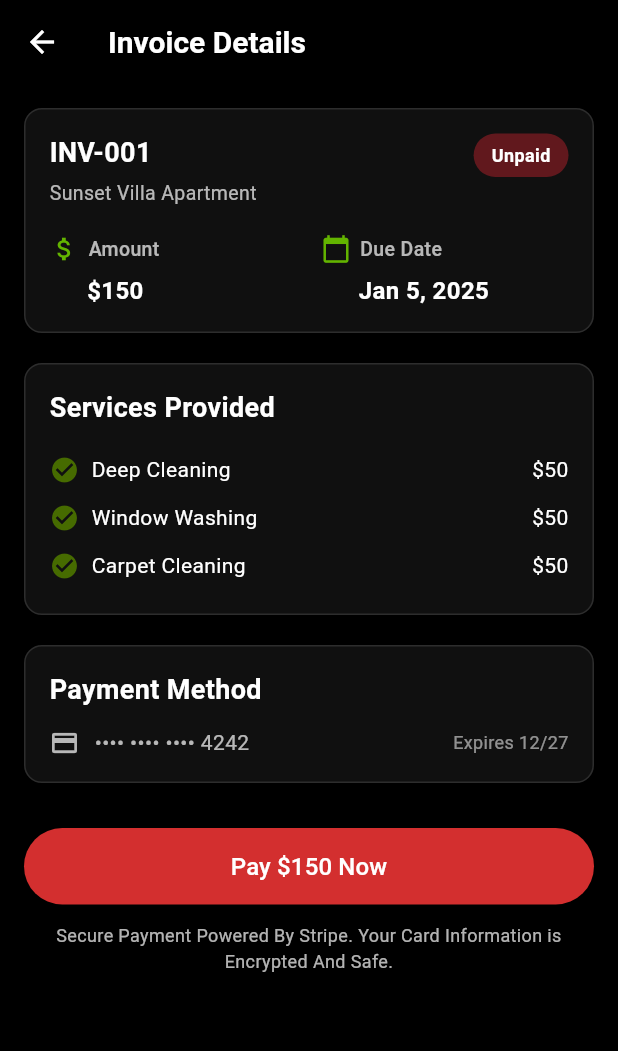
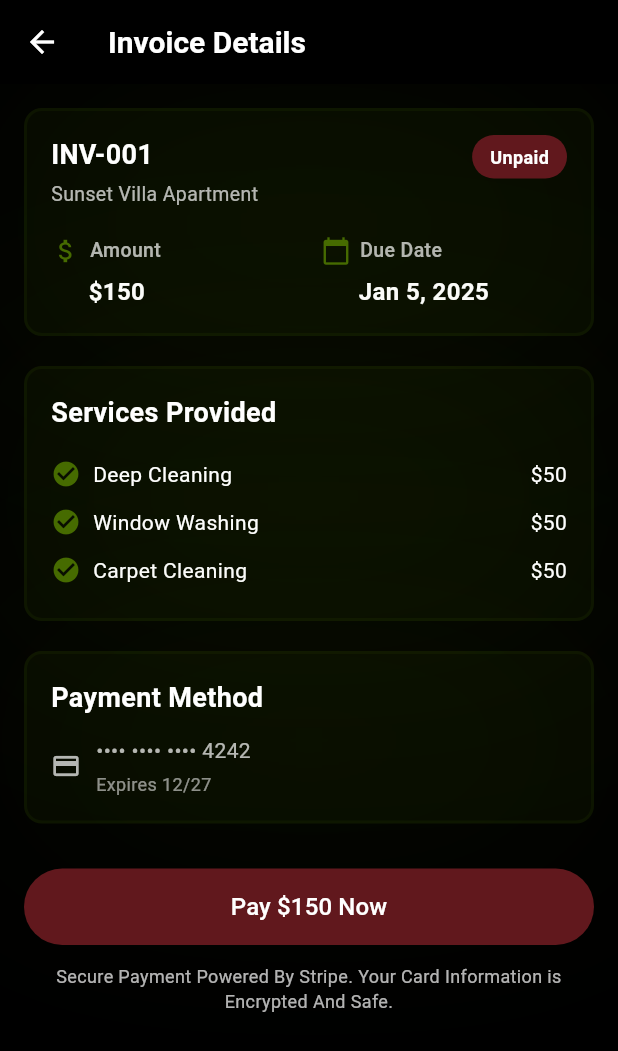
Before and after one commit to abdulrehman104/Outdoors-Mobile-App, a Flutter app: the InvoiceDetailScreen screen opened directly, on a phone screen of 412 x 824 dp. Shown: the top 1051 px of the screen. Run offline on Flutter 3.47's test engine with Material 3 defaults, Android fonts, the phone set to English and light mode, and no system bars; our stand-ins replace dio, flutter_secure_storage, shared_preferences; accounts and stored records are empty; project files that could hold a hidden picture were left out.

Commit message:
changes to invoice deatils

```diff
--- a/lib/features/customer/invoices/view/invoice_detail.dart
+++ b/lib/features/customer/invoices/view/invoice_detail.dart
@@ -6,7 +6,7 @@ class InvoiceDetailScreen extends StatelessWidget {
   final String amount; // e.g. "$150"
   final String dueDate; // e.g. "Jan 5, 2025"
   final String status; // e.g. "Unpaid" | "Paid"
-  final Color statusColor; // e.g. Colors.red or Colors.green
+  final Color statusColor; // e.g. Color(0xFF61181D) or Color(0xFF466B00)
 
   const InvoiceDetailScreen({
     super.key,
@@ -36,17 +36,18 @@ class InvoiceDetailScreen extends StatelessWidget {
         child: Column(
           crossAxisAlignment: CrossAxisAlignment.start,
           children: [
-            // ===== Header Card (matches screenshot) =====
+            // ===== Header Card =====
             Container(
               padding: const EdgeInsets.all(16),
               decoration: BoxDecoration(
-                color: const Color(0xFF101010),
+                color: const Color(0x14466B00), // Match InvoicesScreen
                 borderRadius: BorderRadius.circular(12),
-                border: Border.all(color: Colors.white12, width: 1),
+                border: Border.all(color: const Color(0x1A466B00), width: 2),
                 boxShadow: const [
                   BoxShadow(
-                    color: Colors.black26,
-                    blurRadius: 8,
+                    color: Color(0x1A466B00),
+                    blurRadius: 300,
+                    spreadRadius: 2,
                     offset: Offset(0, 2),
                   ),
                 ],
@@ -100,13 +101,10 @@ class InvoiceDetailScreen extends StatelessWidget {
                       ),
                     ],
                   ),
-
                   const SizedBox(height: 18),
-
-                  // Bottom: two columns -> Amount (label above value) & Due Date (label above value)
+                  // Bottom: two columns -> Amount & Due Date
                   Row(
                     children: [
-                      // Amount column
                       Expanded(
                         child: _buildLabeledStat(
                           icon: Icons.attach_money,
@@ -115,7 +113,6 @@ class InvoiceDetailScreen extends StatelessWidget {
                         ),
                       ),
                       const SizedBox(width: 16),
-                      // Due date column
                       Expanded(
                         child: _buildLabeledStat(
                           icon: Icons.calendar_today,
@@ -128,20 +125,19 @@ class InvoiceDetailScreen extends StatelessWidget {
                 ],
               ),
             ),
-
             const SizedBox(height: 20),
-
             // ===== Services Provided =====
             Container(
               padding: const EdgeInsets.all(16),
               decoration: BoxDecoration(
-                color: const Color(0xFF101010),
+                color: const Color(0x14466B00), // Match InvoicesScreen
                 borderRadius: BorderRadius.circular(12),
-                border: Border.all(color: Colors.white12, width: 1),
+                border: Border.all(color: const Color(0x1A466B00), width: 2),
                 boxShadow: const [
                   BoxShadow(
-                    color: Colors.black26,
-                    blurRadius: 8,
+                    color: Color(0x1A466B00),
+                    blurRadius: 300,
+                    spreadRadius: 2,
                     offset: Offset(0, 2),
                   ),
                 ],
@@ -164,28 +160,27 @@ class InvoiceDetailScreen extends StatelessWidget {
                 ],
               ),
             ),
-
             const SizedBox(height: 20),
-
             // ===== Payment Method =====
             Container(
               padding: const EdgeInsets.all(16),
               decoration: BoxDecoration(
-                color: const Color(0xFF101010),
+                color: const Color(0x14466B00), // Match InvoicesScreen
                 borderRadius: BorderRadius.circular(12),
-                border: Border.all(color: Colors.white12, width: 1),
+                border: Border.all(color: const Color(0x1A466B00), width: 2),
                 boxShadow: const [
                   BoxShadow(
-                    color: Colors.black26,
-                    blurRadius: 8,
+                    color: Color(0x1A466B00),
+                    blurRadius: 300,
+                    spreadRadius: 2,
                     offset: Offset(0, 2),
                   ),
                 ],
               ),
               child: Column(
                 crossAxisAlignment: CrossAxisAlignment.start,
-                children: const [
-                  Text(
+                children: [
+                  const Text(
                     'Payment Method',
                     style: TextStyle(
                       color: Colors.white,
@@ -193,16 +188,19 @@ class InvoiceDetailScreen extends StatelessWidget {
                       fontWeight: FontWeight.w600,
                     ),
                   ),
-                  SizedBox(height: 12),
+                  const SizedBox(height: 12),
                   Row(
                     children: [
-                      Icon(Icons.credit_card, color: Colors.white70, size: 20),
-                      SizedBox(width: 10),
+                      const Icon(Icons.credit_card, color: Colors.white70, size: 20),
+                      const SizedBox(width: 10),
+                      Column(
+                        crossAxisAlignment: CrossAxisAlignment.start,
+                        children: const [
                           Text(
                             '•••• •••• •••• 4242',
                             style: TextStyle(color: Colors.white70, fontSize: 14),
                           ),
-                      Spacer(),
+                          SizedBox(height: 4),
                           Text(
                             'Expires 12/27',
                             style: TextStyle(color: Colors.white54, fontSize: 12),
@@ -211,10 +209,10 @@ class InvoiceDetailScreen extends StatelessWidget {
                       ),
                     ],
                   ),
+                ],
               ),
-
+            ),
             const SizedBox(height: 30),
-
             // ===== Pay Button =====
             SizedBox(
               width: double.infinity,
@@ -222,8 +220,8 @@ class InvoiceDetailScreen extends StatelessWidget {
                 onPressed: status == 'Paid' ? null : () {},
                 style: ElevatedButton.styleFrom(
                   backgroundColor: status == 'Unpaid'
-                      ? const Color(0xFFD32F2F) // Red for Unpaid
-                      : const Color(0xFF388E3C), // Green for Paid
+                      ? const Color(0xFF61181D) // Match InvoicesScreen unpaid color
+                      : const Color(0xFF466B00), // Match InvoicesScreen paid color
                   padding: const EdgeInsets.symmetric(
                     horizontal: 20,
                     vertical: 14,
@@ -238,9 +236,7 @@ class InvoiceDetailScreen extends StatelessWidget {
                 ),
               ),
             ),
-
             const SizedBox(height: 12),
-
             const Center(
               child: Text(
                 'Secure Payment Powered By Stripe. Your Card Information is Encrypted And Safe.',
@@ -257,21 +253,16 @@ class InvoiceDetailScreen extends StatelessWidget {
     );
   }
 
-  // ===== small helper: label above value, with green icon =====
+  // ===== Helper: Label above value, with green icon =====
   Widget _buildLabeledStat({
     required IconData icon,
     required String label,
     required String value,
   }) {
-    const green = Color(0xFF63B400); // soft green like screenshot
+    const green = Color(0xFF466B00); // Match InvoicesScreen green
     return Column(
       crossAxisAlignment: CrossAxisAlignment.start,
       children: [
-        Row(
-          children: const [
-            Icon(Icons.circle, size: 0), // keeps row height predictable (no-op)
-          ],
-        ),
         Row(
           children: [
             Icon(icon, color: green, size: 20),
@@ -288,12 +279,12 @@ class InvoiceDetailScreen extends StatelessWidget {
         ),
         const SizedBox(height: 6),
         Padding(
-          padding: const EdgeInsets.only(left: 25.0), // Move value text further to the right
+          padding: const EdgeInsets.only(left: 25.0),
           child: Text(
             value,
             style: const TextStyle(
               color: Colors.white,
-              fontSize: 16, // Reduced font size for amount and date
+              fontSize: 16,
               fontWeight: FontWeight.w700,
             ),
           ),
@@ -302,7 +293,7 @@ class InvoiceDetailScreen extends StatelessWidget {
     );
   }
 
-  // ===== service row =====
+  // ===== Service row =====
   Widget _buildServiceItem(String title, String amount) {
     return Padding(
       padding: const EdgeInsets.symmetric(vertical: 6.0),
--- a/pubspec.yaml
+++ b/pubspec.yaml
@@ -35,6 +35,7 @@ dependencies:
 
 
 
+
 dev_dependencies:
   flutter_test:
     sdk: flutter
```
Also changed, not shown: lib/features/customer/home/widgets/customer_home_top_section.dart (+9 -1 lines), lib/features/customer/report/view/report_screen.dart (added, +318 -0 lines), lib/features/customer/report/view/report_success_screen.dart (added, +103 -0 lines), lib/features/home/widgets/running_dashboard_section.dart (deleted, +0 -188 lines). Lines whose indentation alone changed are shown as unchanged.
